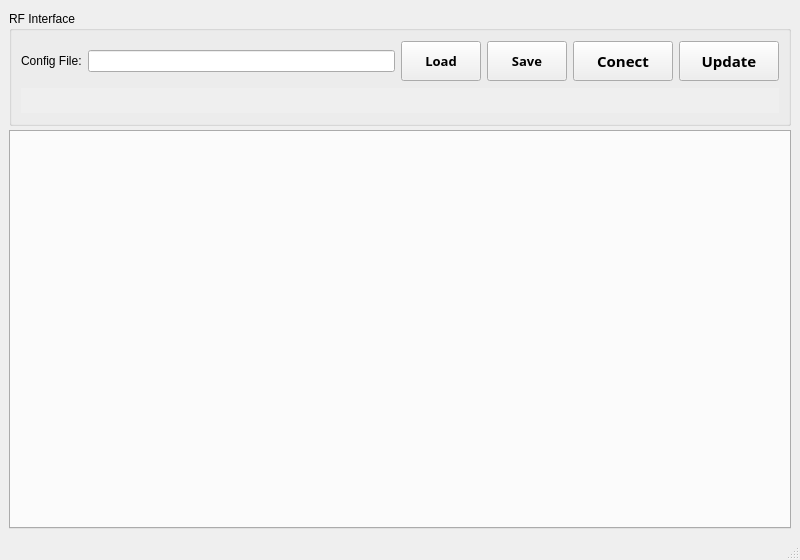
Old version of the form Client/devices/RF/ui_resources/RF_controller_main_ui.ui in the repository jhjeong32snu/QtDeviceServer_for_IonTrap_v2.
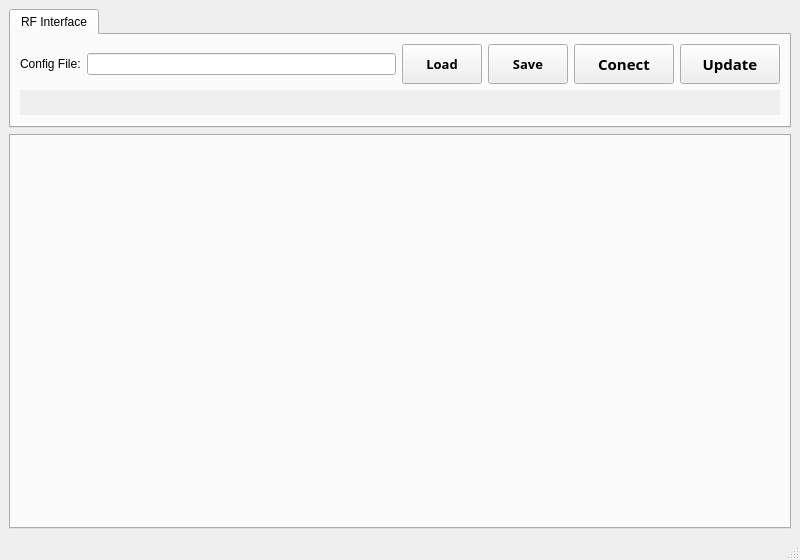
New version of the form.

The edit to the form file:
```diff
--- a/Client/devices/RF/ui_resources/RF_controller_main_ui.ui
+++ b/Client/devices/RF/ui_resources/RF_controller_main_ui.ui
@@ -14,25 +14,17 @@
    <string>MainWindow</string>
   </property>
   <widget class="QWidget" name="centralwidget">
-   <layout class="QVBoxLayout" name="verticalLayout_3">
+   <layout class="QVBoxLayout" name="verticalLayout_3" stretch="0,5">
     <item>
-     <widget class="QGroupBox" name="groupBox">
-      <property name="minimumSize">
-       <size>
-        <width>0</width>
-        <height>115</height>
-       </size>
+     <widget class="QTabWidget" name="tabWidget_2">
+      <property name="currentIndex">
+       <number>0</number>
       </property>
-      <property name="maximumSize">
-       <size>
-        <width>16777215</width>
-        <height>110</height>
-       </size>
-      </property>
-      <property name="title">
+      <widget class="QWidget" name="tab_2">
+       <attribute name="title">
        <string>RF Interface</string>
-      </property>
-      <layout class="QVBoxLayout" name="verticalLayout_4" stretch="2,0">
+       </attribute>
+       <layout class="QVBoxLayout" name="verticalLayout">
        <item>
         <layout class="QHBoxLayout" name="horizontalLayout">
          <property name="sizeConstraint">
@@ -108,7 +100,7 @@
               </widget>
              </item>
              <item>
-              <layout class="QVBoxLayout" name="verticalLayout">
+               <layout class="QVBoxLayout" name="verticalLayout_5">
                <property name="spacing">
                 <number>2</number>
                </property>
@@ -250,6 +242,7 @@
        </item>
       </layout>
      </widget>
+     </widget>
     </item>
     <item>
      <widget class="QTabWidget" name="tabWidget">
```
Left out of the diff: 18 changed lines with no effect on the pictures. Lines whose indentation alone changed are shown as unchanged.
